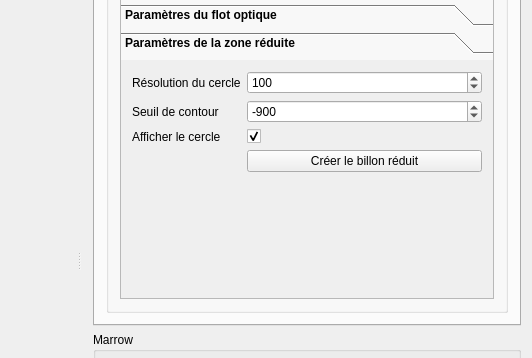
First picture: the form in ui/mainwindow.ui, repository akrah/TKDetection, before the edit; both pictures show x 261 to 793 and y 176 to 534 of the 793 by 954 pixel window.
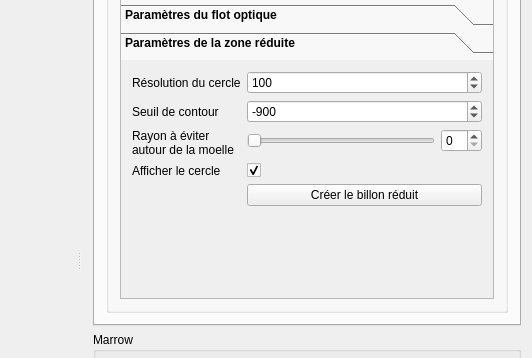
Second picture: the form after the edit. The open tabs and pages were chosen to show the change. Custom widgets are drawn as their Qt base class.

Patch:
```diff
--- a/ui/mainwindow.ui
+++ b/ui/mainwindow.ui
@@ -470,8 +470,8 @@
                 <rect>
                  <x>0</x>
                  <y>0</y>
-                 <width>316</width>
-                 <height>138</height>
+                 <width>369</width>
+                 <height>178</height>
                 </rect>
                </property>
                <attribute name="label">
@@ -551,7 +551,7 @@
                   </property>
                  </widget>
                 </item>
-                <item row="2" column="0">
+                <item row="3" column="0">
                  <widget class="QLabel" name="label_22">
                   <property name="font">
                    <font>
@@ -564,7 +564,7 @@
                   </property>
                  </widget>
                 </item>
-                <item row="2" column="1">
+                <item row="3" column="1">
                  <widget class="QCheckBox" name="_checkRestrictedAreaEnableCircle">
                   <property name="text">
                    <string/>
@@ -574,7 +574,7 @@
                   </property>
                  </widget>
                 </item>
-                <item row="3" column="1">
+                <item row="4" column="1">
                  <widget class="QPushButton" name="_buttonComputeRestrictedBillon">
                   <property name="font">
                    <font>
@@ -587,6 +587,47 @@
                   </property>
                  </widget>
                 </item>
+                <item row="2" column="0">
+                 <widget class="QLabel" name="label_25">
+                  <property name="font">
+                   <font>
+                    <weight>50</weight>
+                    <bold>false</bold>
+                   </font>
+                  </property>
+                  <property name="text">
+                   <string>Rayon à éviter
+autour de la moelle</string>
+                  </property>
+                 </widget>
+                </item>
+                <item row="2" column="1">
+                 <layout class="QHBoxLayout" name="horizontalLayout_11">
+                  <item>
+                   <widget class="QSlider" name="_sliderRestrictedAreaBeginRadius">
+                    <property name="font">
+                     <font>
+                      <weight>50</weight>
+                      <bold>false</bold>
+                     </font>
+                    </property>
+                    <property name="orientation">
+                     <enum>Qt::Horizontal</enum>
+                    </property>
+                   </widget>
+                  </item>
+                  <item>
+                   <widget class="QSpinBox" name="_spinRestrictedAreaBeginRadius">
+                    <property name="font">
+                     <font>
+                      <weight>50</weight>
+                      <bold>false</bold>
+                     </font>
+                    </property>
+                   </widget>
+                  </item>
+                 </layout>
+                </item>
                </layout>
               </widget>
              </widget>
```
Left out of the diff: 6 changed lines with no effect on the pictures.
